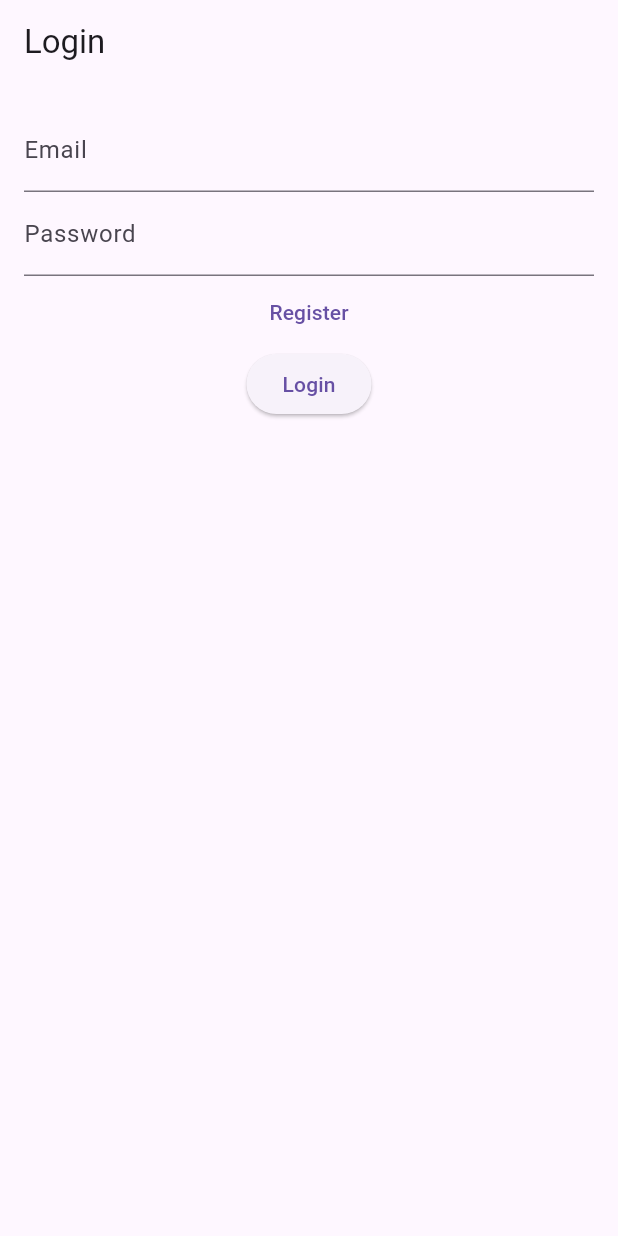
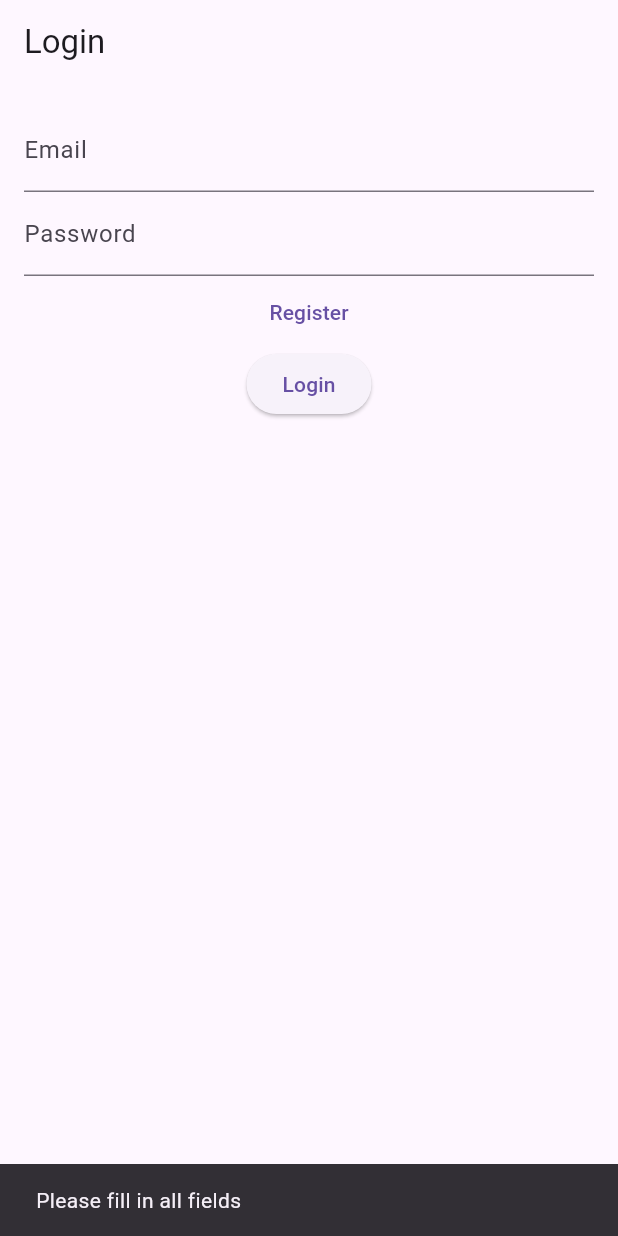
Before and after one commit to named-JM/24446777smia, a Flutter app: the screen it shows after launch, after a tap on "Login", on a phone screen of 412 x 824 dp. Run offline on Flutter 3.47's test engine with Material 3 defaults, Android fonts, the phone set to English and light mode, and no system bars; our stand-ins replace qr_flutter, screenshot; missing offline and left inert: qr_code_scanner.

Commit message:
fixed modified access internet

```diff
--- a/lib/constants.dart
+++ b/lib/constants.dart
@@ -1,3 +1 @@
-// const String BASE_URL = 'http://10.0.2.2/aims';
-
 const String BASE_URL = 'https://aguabaras.com/Findings/aims';
--- a/lib/login/create/login.dart
+++ b/lib/login/create/login.dart
@@ -1,3 +1,5 @@
+import 'dart:convert';
+
 import 'package:flutter/material.dart';
 import 'package:http/http.dart' as http;
 import 'package:qrqragain/constants.dart';
@@ -16,27 +18,55 @@ class _LoginScreenState extends State<LoginScreen> {
   final TextEditingController passwordController = TextEditingController();
 
   Future<void> loginUser(BuildContext context) async {
-    //function here
+    final String email = emailController.text;
+    final String password = passwordController.text;
+
+    if (email.isEmpty || password.isEmpty) {
+      ScaffoldMessenger.of(
+        context,
+      ).showSnackBar(SnackBar(content: Text('Please fill in all fields')));
+      return;
+    }
+
     final String apiUrl = "$BASE_URL/login.php";
     final response = await http.post(
       Uri.parse(apiUrl),
-      body: {
-        "email_address": emailController.text,
-        "password": passwordController.text,
-      },
+      body: {"email_address": email, "password": password},
     );
+
     if (response.statusCode == 200) {
+      if (response.body.isNotEmpty) {
+        final data = jsonDecode(response.body); // Decode JSON response
+
+        if (data["status"] == "success") {
+          // Make sure login is successful
           ScaffoldMessenger.of(
             context,
-      ).showSnackBar(const SnackBar(content: Text("Login successful!")));
+          ).showSnackBar(SnackBar(content: Text("Login successful!")));
           Navigator.pushReplacement(
             context,
             MaterialPageRoute(builder: (context) => HomeScreen()),
           );
         } else {
-      ScaffoldMessenger.of(
-        context,
-      ).showSnackBar(const SnackBar(content: Text("Login failed. Try again.")));
+          ScaffoldMessenger.of(context).showSnackBar(
+            SnackBar(
+              content: Text(data["message"] ?? "Login failed. Try again."),
+            ),
+          );
+        }
+      } else {
+        ScaffoldMessenger.of(context).showSnackBar(
+          SnackBar(
+            content: Text(
+              "Empty response from server. Please try again later.",
+            ),
+          ),
+        );
+      }
+    } else {
+      ScaffoldMessenger.of(context).showSnackBar(
+        SnackBar(content: Text("Server error. Please try again later.")),
+      );
     }
   }
 
@@ -48,11 +78,16 @@ class _LoginScreenState extends State<LoginScreen> {
         padding: EdgeInsets.all(16.0),
         child: Column(
           children: <Widget>[
-            TextField(decoration: InputDecoration(labelText: 'Email')),
             TextField(
+              controller: emailController,
+              decoration: InputDecoration(labelText: 'Email'),
+            ),
+            TextField(
+              controller: passwordController,
               decoration: InputDecoration(labelText: 'Password'),
               obscureText: true,
             ),
+
             //register nav text and button
             TextButton(
               onPressed: () {
```
Also changed, not shown: 1 other file. Lines whose indentation alone changed are shown as unchanged.
